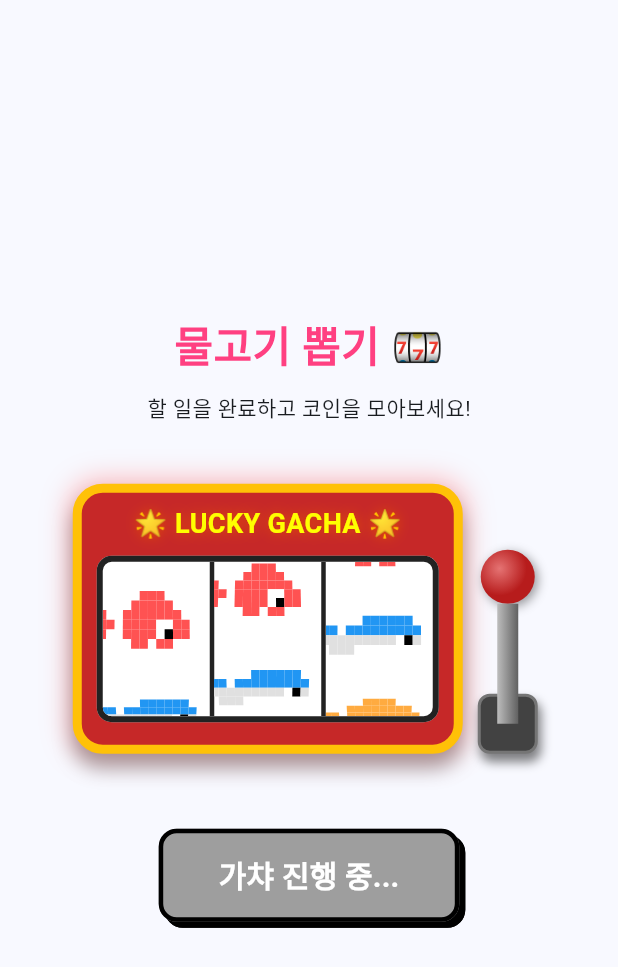
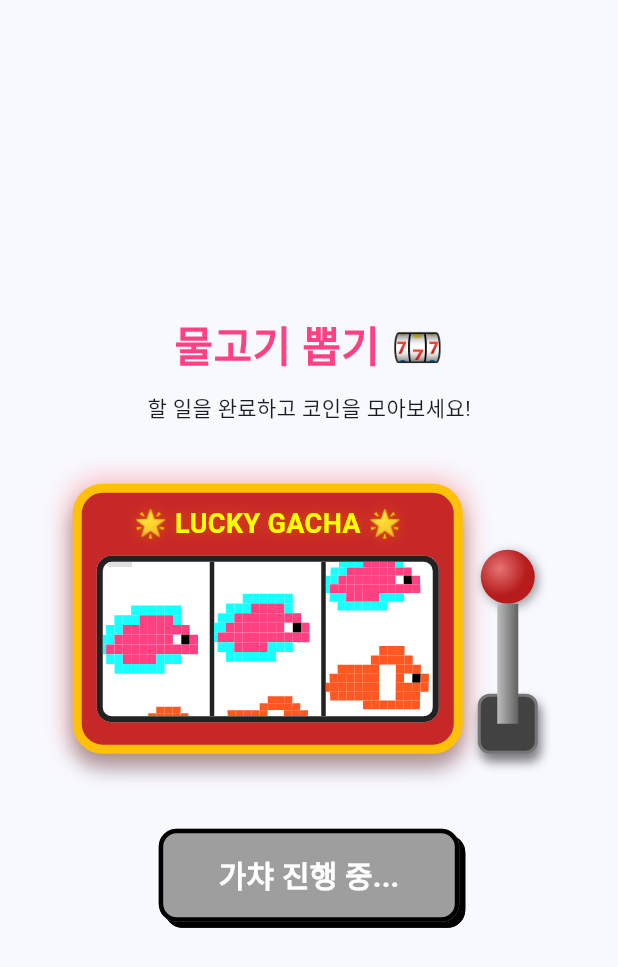
Before and after one commit to meisteryi/Gachagame_todo, a Flutter app: the SlotMachine widget shown alone on an empty page, opened directly with empty values, after a tap on "물고기 뽑기 🐟", on a phone screen of 412 x 824 dp. Shown: the top 967 px of the screen. Run offline on Flutter 3.47's test engine with Material 3 defaults, Android fonts, the phone set to English and light mode, and no system bars; our stand-ins replace shared_preferences; accounts and stored records are empty.

Commit message:
물고기 3종류 추가, 개발용 보관함 초기화 버튼 위치 변경

```diff
--- a/lib/pixel_fish.dart
+++ b/lib/pixel_fish.dart
@@ -84,6 +84,45 @@ class PixelFishPainter extends CustomPainter {
         [e, e, e, e, e, c2, c2, c2, c2, c2, c2, c2, e, e],
         [e, e, e, e, e, e, e, e, e, e, e, e, e, e],
       ];
+    } else if (type == 'betta') {
+      color1 = Colors.pinkAccent; // 화려한 몸통
+      color2 = Colors.cyanAccent; // 펄럭이는 지느러미
+      pixels = [
+        [e, e, e, e, c2, c2, c2, c2, c2, c2, e, e, e, e],
+        [e, e, c2, c2, c2, c1, c1, c1, c1, c2, e, e, e, e],
+        [e, c2, c2, c1, c1, c1, c1, c1, c1, c1, c1, e, e, e],
+        [c2, c2, c1, c1, c1, c1, c1, c1, c1, w, b, c1, e, e],
+        [c2, c1, c1, c1, c1, c1, c1, c1, c1, c1, c1, c1, e, e],
+        [e, c2, c2, c1, c1, c1, c1, c2, c2, c2, e, e, e, e],
+        [e, e, c2, c2, c2, c2, c2, c2, e, e, e, e, e, e],
+        [e, e, e, e, e, e, e, e, e, e, e, e, e, e],
+      ];
+    } else if (type == 'nemo') {
+      color1 = Colors.deepOrange; // 주황색 몸통
+      color2 = Colors.white; // 흰 줄무늬
+      pixels = [
+        [e, e, e, e, e, e, e, c1, c1, c1, e, e, e, e],
+        [e, e, e, e, e, e, c1, c1, c1, c1, c1, e, e, e],
+        [e, e, c1, c1, c1, c1, c1, c2, c2, c1, c1, c1, e, e],
+        [e, c1, c1, c1, c1, c1, c1, c2, c2, c1, w, b, c1, e],
+        [c1, c1, c1, c1, c1, c1, c1, c2, c2, c1, c1, c1, c1, e],
+        [e, c1, c1, c1, c1, c1, c1, c2, c2, c1, c1, c1, e, e],
+        [e, e, e, e, e, c1, c1, c1, c1, c1, c1, c1, e, e],
+        [e, e, e, e, e, e, e, e, e, e, e, e, e, e],
+      ];
+    } else if (type == 'guppy') {
+      color1 = Colors.cyanAccent; // 작고 푸른 몸통
+      color2 = Colors.purpleAccent; // 풍성한 보라색 꼬리
+      pixels = [
+        [e, c2, c2, c2, e, e, e, e, e, e, e, e, e, e],
+        [c2, c2, c2, c2, c2, e, e, e, e, e, e, e, e, e],
+        [c2, c2, c2, c2, c2, c1, c1, c1, c1, e, e, e, e, e],
+        [c2, c2, c2, c2, c2, c1, c1, c1, w, b, e, e, e, e],
+        [c2, c2, c2, c2, c1, c1, c1, c1, c1, c1, e, e, e, e],
+        [e, c2, c2, c2, e, e, c1, c1, e, e, e, e, e, e],
+        [e, e, c2, c2, e, e, e, e, e, e, e, e, e, e],
+        [e, e, e, e, e, e, e, e, e, e, e, e, e, e],
+      ];
     } else {
       // puffer (default)
       color1 = Colors.orangeAccent;
--- a/lib/slot_machine.dart
+++ b/lib/slot_machine.dart
@@ -12,7 +12,9 @@ class SlotMachine extends StatefulWidget {
   static const List<Map<String, dynamic>> fishList = [
     {'type': 'goldfish', 'name': '평범한 금붕어'},
     {'type': 'mackerel', 'name': '날쌘 고등어'},
-    {'type': 'puffer', 'name': '도트 복어'},
+    {'type': 'betta', 'name': '화려한 베타'},
+    {'type': 'nemo', 'name': '귀여운 니모'},
+    {'type': 'guppy', 'name': '조용한 구피'},
     {'type': 'shark', 'name': '무서운 상어'},
     {'type': 'whale', 'name': '전설의 흰수염고래'},
   ];
```
Also changed, not shown: lib/main.dart (+34 -23 lines).
